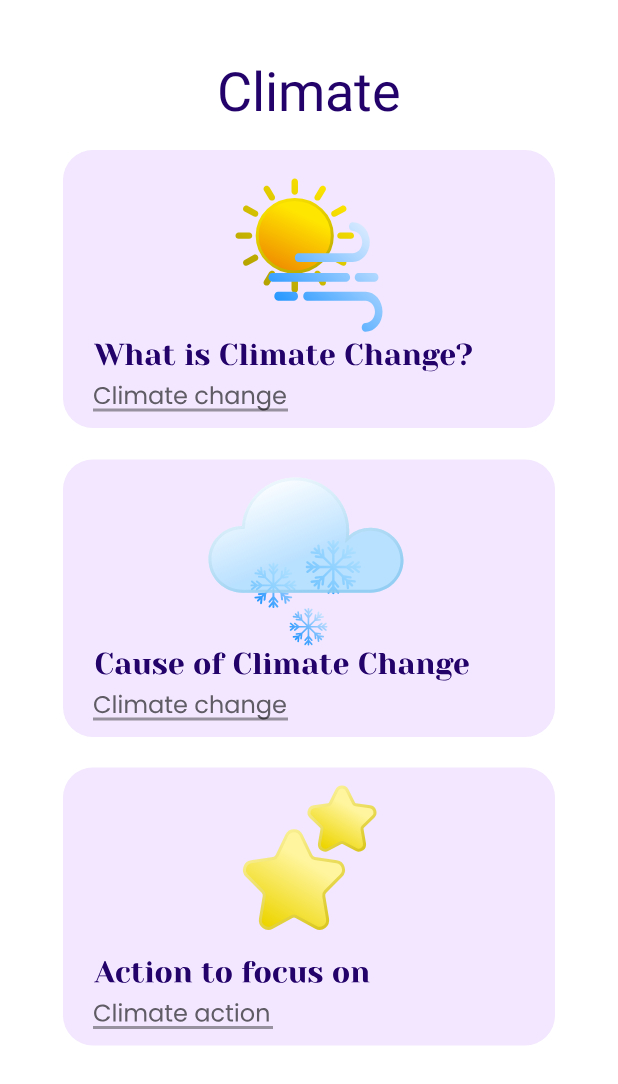
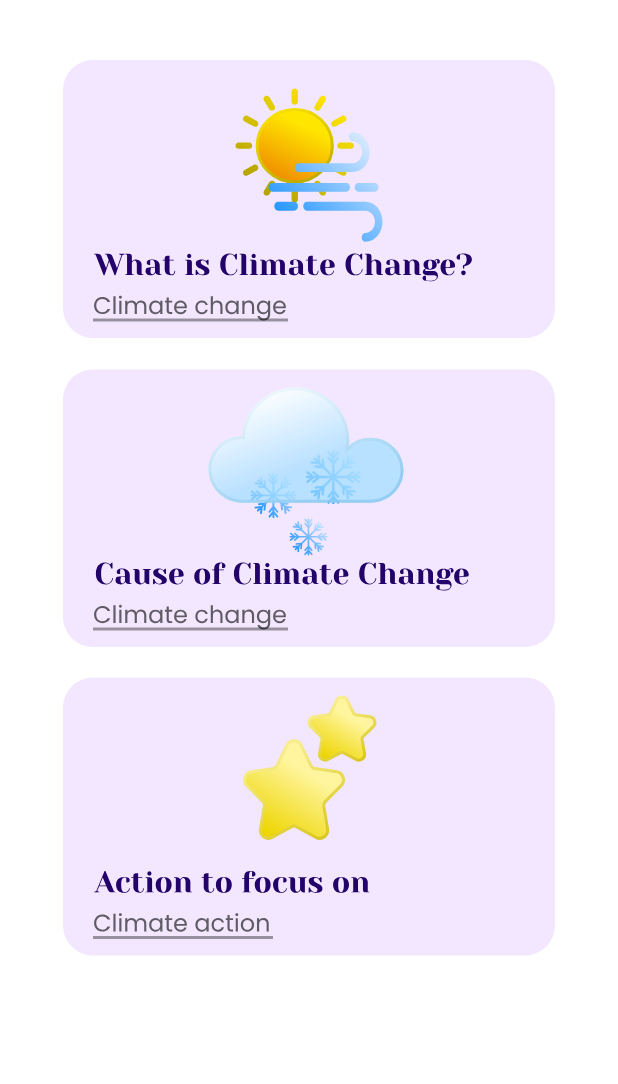
Before and after one commit to antonsvaren/DAT257-DIT257-MANDALORE, an Android app: the layout activity_scrolling.xml on its own in the app's theme, with its tools: preview values and no code run, on a phone screen of 412 x 824 dp. Shown: the top 1084 px of the screen. Run offline under Robolectric (Android 15) with nearby library versions, the phone set to English and light mode, and no system bars.

Commit message:
climate page xml

```diff
--- a/uWeather/app/src/main/res/layout/activity_scrolling.xml
+++ b/uWeather/app/src/main/res/layout/activity_scrolling.xml
@@ -1,72 +1,38 @@
 <?xml version="1.0" encoding="utf-8"?>
-<androidx.coordinatorlayout.widget.CoordinatorLayout xmlns:android="http://schemas.android.com/apk/res/android"
+<FrameLayout xmlns:android="http://schemas.android.com/apk/res/android"
     xmlns:app="http://schemas.android.com/apk/res-auto"
-    xmlns:tools="http://schemas.android.com/tools"
     android:layout_width="match_parent"
     android:layout_height="match_parent"
     android:fitsSystemWindows="true"
-    tools:context=".ScrollingActivity"
     >
 
-    <com.google.android.material.appbar.AppBarLayout
-        android:id="@+id/app_bar"
-        android:layout_width="match_parent"
-        android:layout_height="120dp"
-        android:fitsSystemWindows="true"
-        android:theme="@style/Theme.UWeather.AppBarOverlay">
-
-        <com.google.android.material.appbar.CollapsingToolbarLayout
-            android:id="@+id/toolbar_layout"
-            style="@style/Widget.MaterialComponents.Toolbar.Primary"
-            android:layout_width="match_parent"
-            android:layout_height="120dp"
-            android:background="@color/white"
-            android:fitsSystemWindows="true"
-            app:contentScrim="?attr/colorPrimary"
-            app:layout_scrollFlags="scroll|exitUntilCollapsed"
-            app:toolbarId="@+id/toolbar">
-
-            <TextView
-                android:id="@+id/textView3"
-                android:layout_width="wrap_content"
-                android:layout_height="wrap_content"
-                android:layout_gravity="center"
-                android:text="@string/climate"
-                android:textColor="#23036A"
-                android:textFontWeight="400"
-                android:textSize="36sp"
-                />
-
-        </com.google.android.material.appbar.CollapsingToolbarLayout>
-    </com.google.android.material.appbar.AppBarLayout>
-
     <ImageButton
-        android:id="@+id/imageButton5"
+        android:id="@+id/climateInfoButton"
         android:layout_width="wrap_content"
         android:layout_height="wrap_content"
         android:layout_gravity="center_horizontal"
-        android:layout_marginTop="100dp"
+        android:layout_marginTop="40dp"
         android:background="@color/white"
 
         app:srcCompat="@drawable/what_is_climate_change" />
 
     <ImageButton
-        android:id="@+id/imageButton6"
+        android:id="@+id/causeInfoButton"
         android:layout_width="wrap_content"
         android:layout_height="wrap_content"
         android:layout_gravity="center_horizontal"
-        android:layout_marginTop="305dp"
+        android:layout_marginTop="245dp"
         android:background="@color/white"
         app:srcCompat="@drawable/cause_of_climate_change"
     />
 
     <ImageButton
-        android:id="@+id/imageButton7"
+        android:id="@+id/actionInfoButton"
         android:layout_width="335dp"
         android:layout_height="190dp"
         android:layout_gravity="center_horizontal"
-        android:layout_marginTop="510dp"
+        android:layout_marginTop="450dp"
         android:background="@color/white"
         app:srcCompat="@drawable/action_to_focus_on" />
 
-</androidx.coordinatorlayout.widget.CoordinatorLayout>
+</FrameLayout>
--- a/uWeather/app/src/main/res/layout/climate_action_info.xml
+++ b/uWeather/app/src/main/res/layout/climate_action_info.xml
@@ -20,14 +20,6 @@
         android:background="@color/purple_100"
         android:src="@drawable/arrow" />
 
-    <TextView
-        android:layout_width="330dp"
-        android:layout_height="30dp"
-        android:layout_marginTop="240dp"
-        android:layout_gravity="center_horizontal"
-        android:text="@string/climate_topic_2"
-        android:textSize="16sp"
-        android:textColor="@color/gray"/>
     <TextView
         android:layout_width="330dp"
         android:layout_height="30dp"
```
